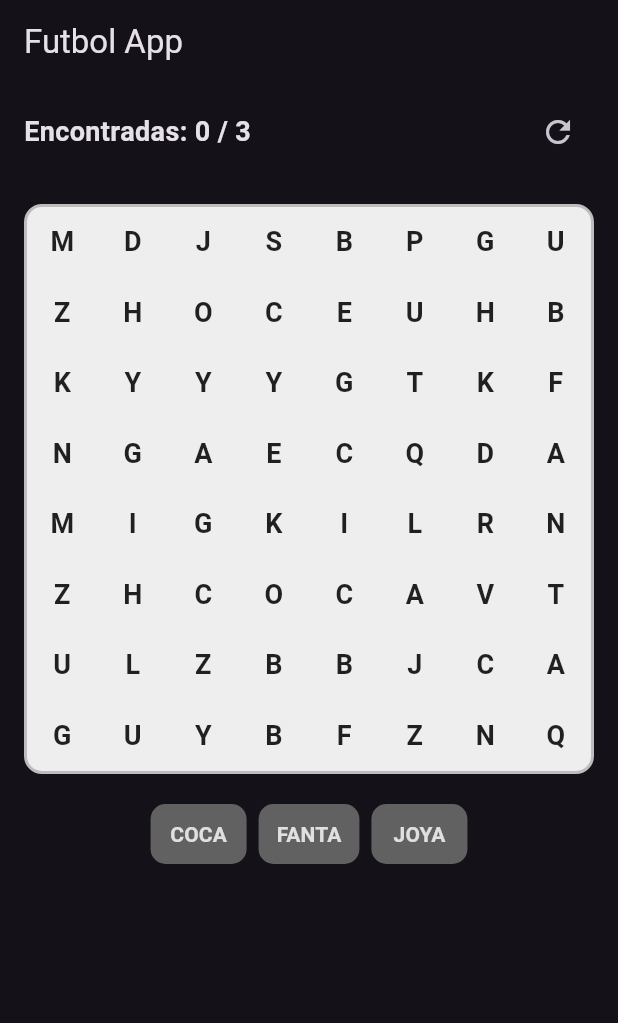
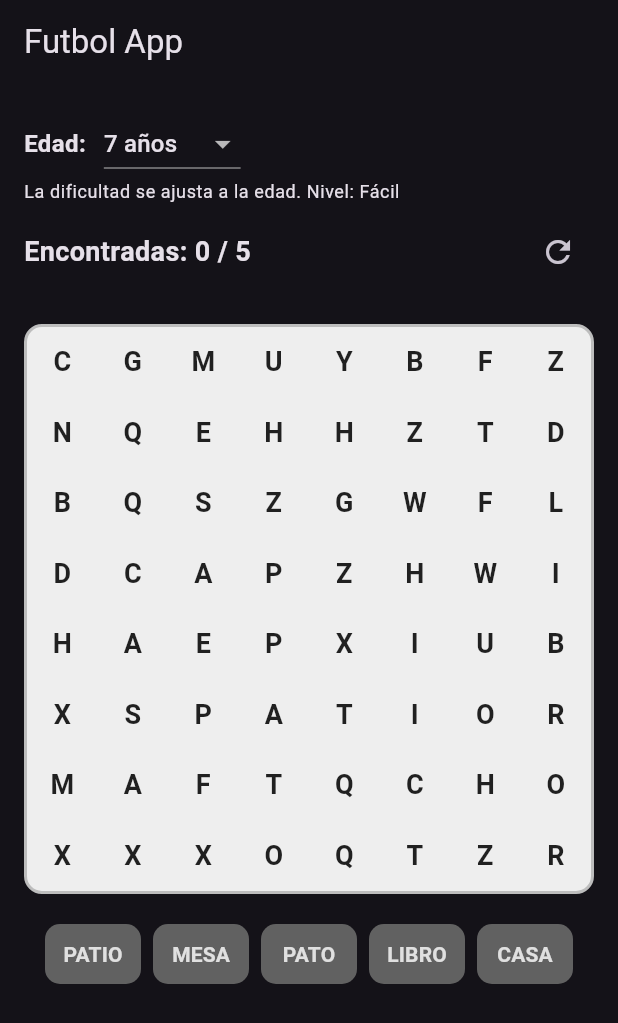
Before and after one commit to RobertoOrona90/flutter-trivia, a Flutter app: the screen it shows after launch, on a phone screen of 412 x 824 dp. Shown: the top 1023 px of the screen. Run offline on Flutter 3.47's test engine with Material 3 defaults, Android fonts, the phone set to English and light mode, and no system bars; our stand-ins replace card_swiper, confetti, dio; network calls fail.

Commit message:
niveles de sopa de letras

```diff
--- /dev/null
+++ b/lib/features/sopa_de_letras/data/banco_palabras_por_edad.dart
@@ -0,0 +1,167 @@
+/// Grupo de palabras pensado para el vocabulario de un rango de edad.
+class GrupoPalabras {
+  const GrupoPalabras({
+    required this.nombre,
+    required this.edadMinima,
+    required this.edadMaxima,
+    required this.largoMinimo,
+    required this.largoMaximo,
+    required this.palabras,
+  });
+
+  final String nombre;
+  final int edadMinima;
+  final int edadMaxima;
+  final int largoMinimo;
+  final int largoMaximo;
+  final List<String> palabras;
+
+  bool incluye(int edad) => edad >= edadMinima && edad <= edadMaxima;
+}
+
+/// Banco de palabras en español, ordenado por edad.
+///
+/// Reglas para agregar palabras (las pruebas las verifican):
+/// - Sin acentos ni Ñ: el tablero solo usa A-Z y así la palabra
+///   se ve igual en la lista y en el tablero.
+/// - Respetar el largo del grupo, para que quepa en su tablero.
+const List<GrupoPalabras> bancoPalabrasPorEdad = [
+  // Niños (hasta 7 años) · tablero 8x8 · palabras básicas de 4 a 5 letras.
+  GrupoPalabras(
+    nombre: 'Niños',
+    edadMinima: 0,
+    edadMaxima: 7,
+    largoMinimo: 4,
+    largoMaximo: 5,
+    palabras: [
+      'CASA',
+      'GATO',
+      'PERRO',
+      'MESA',
+      'LUNA',
+      'PATO',
+      'AGUA',
+      'ROSA',
+      'PERA',
+      'FLOR',
+      'NUBE',
+      'MANO',
+      'BOCA',
+      'PELO',
+      'SAPO',
+      'VACA',
+      'LORO',
+      'TREN',
+      'BARCO',
+      'PLAYA',
+      'CAMA',
+      'SOPA',
+      'QUESO',
+      'MANGO',
+      'CARRO',
+      'LIBRO',
+      'PATIO',
+      'GLOBO',
+      'DEDO',
+      'MONO',
+      'PLATO',
+      'VASO',
+      'LECHE',
+      'FRESA',
+      'OSITO',
+      'SILLA',
+      'PIZZA',
+      'NIDO',
+      'FOCA',
+      'RANA',
+    ],
+  ),
+
+  // Preadolescentes (8 a 12 años) · tablero 10x10 · de 5 a 8 letras.
+  GrupoPalabras(
+    nombre: 'Preadolescentes',
+    edadMinima: 8,
+    edadMaxima: 12,
+    largoMinimo: 5,
+    largoMaximo: 8,
+    palabras: [
+      'ESCUELA',
+      'PLANETA',
+      'VENTANA',
+      'CIUDAD',
+      'CAMINO',
+      'BOSQUE',
+      'CABALLO',
+      'TORTUGA',
+      'CUADERNO',
+      'FAMILIA',
+      'AMIGOS',
+      'DEPORTE',
+      'PINTURA',
+      'VERANO',
+      'INVIERNO',
+      'CEREBRO',
+      'PLANTA',
+      'ESTRELLA',
+      'COCINA',
+      'PELOTA',
+      'NARANJA',
+      'HERMANO',
+      'GUITARRA',
+      'MAESTRO',
+      'PUENTE',
+      'DESIERTO',
+      'MERCADO',
+      'ABUELA',
+      'MAPACHE',
+      'CARTERO',
+      'VIAJERO',
+      'TECLADO',
+      'PAYASO',
+      'CASTILLO',
+    ],
+  ),
+
+  // Adolescentes y adultos (13 años o más) · tablero 12x12 · de 7 a 10 letras.
+  GrupoPalabras(
+    nombre: 'Adolescentes',
+    edadMinima: 13,
+    edadMaxima: 120,
+    largoMinimo: 7,
+    largoMaximo: 10,
+    palabras: [
+      'CIENCIA',
+      'HISTORIA',
+      'LITERATURA',
+      'DEMOCRACIA',
+      'AMBIENTE',
+      'LIBERTAD',
+      'RESPETO',
+      'EMPRESA',
+      'PROYECTO',
+      'SOCIEDAD',
+      'CULTURA',
+      'INVESTIGAR',
+      'ARGUMENTO',
+      'COMUNIDAD',
+      'DERECHOS',
+      'ESFUERZO',
+      'CREATIVO',
+      'DESARROLLO',
+      'UNIVERSO',
+      'PROGRAMAR',
+      'INTERNET',
+      'CIUDADANO',
+      'LIDERAZGO',
+      'EVIDENCIA',
+      'IDENTIDAD',
+      'DIVERSIDAD',
+      'EQUILIBRIO',
+      'VOLUNTARIO',
+      'CONTRATO',
+      'ESTRATEGIA',
+      'AUTOESTIMA',
+      'ESTUDIANTE',
+    ],
+  ),
+];
--- a/lib/features/sopa_de_letras/data/generador_tablero_aleatorio.dart
+++ b/lib/features/sopa_de_letras/data/generador_tablero_aleatorio.dart
@@ -20,22 +20,33 @@ class GeneradorTableroAleatorio implements GeneradorTablero {
   static const _vacio = '-';
 
   @override
-  Tablero generar({
+  TableroGenerado generar({
     required int tamano,
     required List<String> palabras,
     required List<Celda> direcciones,
   }) {
     final matriz = List.generate(tamano, (_) => List.filled(tamano, _vacio));
 
-    for (final palabra in palabras) {
-      _colocar(matriz, palabra, direcciones);
-    }
+    // Las palabras largas primero: es más fácil acomodarlas con el tablero vacío.
+    final ordenadas = [...palabras]
+      ..sort((a, b) => b.length.compareTo(a.length));
+    final colocadas = {
+      for (final palabra in ordenadas)
+        if (_colocar(matriz, palabra, direcciones)) palabra,
+    };
     _rellenar(matriz);
 
-    return Tablero(matriz);
+    return (
+      tablero: Tablero(matriz),
+      // Se respeta el orden original para mostrarlas en la lista.
+      colocadas: [
+        for (final p in palabras)
+          if (colocadas.contains(p)) p
+      ],
+    );
   }
 
-  void _colocar(
+  bool _colocar(
     List<List<String>> matriz,
     String palabra,
     List<Celda> direcciones,
@@ -50,9 +61,10 @@ class GeneradorTableroAleatorio implements GeneradorTablero {
         for (var k = 0; k < palabra.length; k++) {
           matriz[fila + k * dir.x][col + k * dir.y] = palabra[k];
         }
-        return;
+        return true;
       }
     }
+    return false;
   }
 
   bool _cabe(
--- /dev/null
+++ b/lib/features/sopa_de_letras/data/repositorio_palabras_local.dart
@@ -0,0 +1,26 @@
+import 'dart:math';
+
+import '../domain/contracts/repositorio_palabras.dart';
+import 'banco_palabras_por_edad.dart';
+
+/// Toma las palabras del banco local y elige algunas al azar,
+/// así cada partida es diferente.
+class RepositorioPalabrasLocal implements RepositorioPalabras {
+  RepositorioPalabrasLocal({
+    Random? random,
+    this.banco = bancoPalabrasPorEdad,
+  }) : _random = random ?? Random();
+
+  final Random _random;
+  final List<GrupoPalabras> banco;
+
+  @override
+  List<String> palabrasParaEdad(int edad, {required int cantidad}) {
+    final grupo = banco.firstWhere(
+      (g) => g.incluye(edad),
+      // Fuera de rango: el grupo más cercano (primero o último).
+      orElse: () => edad < banco.first.edadMinima ? banco.first : banco.last,
+    );
+    return ([...grupo.palabras]..shuffle(_random)).take(cantidad).toList();
+  }
+}
--- a/lib/features/sopa_de_letras/domain/contracts/generador_tablero.dart
+++ b/lib/features/sopa_de_letras/domain/contracts/generador_tablero.dart
@@ -1,9 +1,13 @@
 import '../entities/celda.dart';
 import '../entities/tablero.dart';
 
+/// Resultado de generar un tablero: el tablero y las palabras que sí
+/// se lograron colocar (puede faltar alguna si no hubo espacio).
+typedef TableroGenerado = ({Tablero tablero, List<String> colocadas});
+
 /// Contrato para construir un tablero con las palabras colocadas (DIP).
 abstract interface class GeneradorTablero {
-  Tablero generar({
+  TableroGenerado generar({
     required int tamano,
     required List<String> palabras,
     required List<Celda> direcciones,
--- /dev/null
+++ b/lib/features/sopa_de_letras/domain/contracts/repositorio_palabras.dart
@@ -0,0 +1,6 @@
+/// Contrato para obtener palabras acordes al vocabulario de una edad (DIP).
+/// Hoy se implementa con listas locales; mañana podría ser una API.
+abstract interface class RepositorioPalabras {
+  /// Devuelve hasta [cantidad] palabras al azar para la [edad] indicada.
+  List<String> palabrasParaEdad(int edad, {required int cantidad});
+}
--- a/lib/features/sopa_de_letras/domain/entities/dificultad_sopa.dart
+++ b/lib/features/sopa_de_letras/domain/entities/dificultad_sopa.dart
@@ -7,6 +7,7 @@ import 'celda.dart';
 enum DificultadSopa {
   facil(
     tamanoTablero: 8,
+    cantidadPalabras: 5,
     direcciones: [
       Direccion.derecha,
       Direccion.abajo,
@@ -14,6 +15,7 @@ enum DificultadSopa {
   ),
   media(
     tamanoTablero: 10,
+    cantidadPalabras: 6,
     direcciones: [
       Direccion.derecha,
       Direccion.abajo,
@@ -23,15 +25,20 @@ enum DificultadSopa {
   ),
   dificil(
     tamanoTablero: 12,
+    cantidadPalabras: 7,
     direcciones: Direccion.todas,
   );
 
   const DificultadSopa({
     required this.tamanoTablero,
+    required this.cantidadPalabras,
     required this.direcciones,
   });
 
   final int tamanoTablero;
+
+  /// Cuántas palabras se esconden en cada partida.
+  final int cantidadPalabras;
   final List<Celda> direcciones;
 
   /// Determina la dificultad recomendada según la edad del jugador.
--- a/lib/features/sopa_de_letras/domain/usecases/generar_sopa.dart
+++ b/lib/features/sopa_de_letras/domain/usecases/generar_sopa.dart
@@ -20,11 +20,16 @@ class GenerarSopa {
     required DificultadSopa dificultad,
   }) {
     final objetivos = _prepararObjetivos(palabras, tamanoMaximo: tamano);
-    final tablero = _generador.generar(
+    final generado = _generador.generar(
       tamano: tamano,
       palabras: objetivos,
       direcciones: dificultad.direcciones,
     );
-    return SopaDeLetras(tablero: tablero, objetivos: objetivos);
+    // Solo se piden las palabras que realmente quedaron en el tablero,
+    // para que la partida siempre se pueda completar.
+    return SopaDeLetras(
+      tablero: generado.tablero,
+      objetivos: generado.colocadas,
+    );
   }
 }
--- /dev/null
+++ b/lib/features/sopa_de_letras/domain/usecases/obtener_palabras_por_edad.dart
@@ -0,0 +1,18 @@
+import '../contracts/repositorio_palabras.dart';
+import '../entities/dificultad_sopa.dart';
+
+/// Elige las palabras de una partida según la edad del jugador.
+/// La cantidad la define la dificultad que corresponde a esa edad.
+class ObtenerPalabrasPorEdad {
+  const ObtenerPalabrasPorEdad(this._repositorio);
+
+  final RepositorioPalabras _repositorio;
+
+  List<String> call(int edad) {
+    final dificultad = DificultadSopa.porEdad(edad);
+    return _repositorio.palabrasParaEdad(
+      edad,
+      cantidad: dificultad.cantidadPalabras,
+    );
+  }
+}
--- /dev/null
+++ b/lib/features/sopa_de_letras/presentation/atomic_design/molecules/selector_edad.dart
@@ -0,0 +1,65 @@
+import 'package:flutter/material.dart';
+
+import '../../../domain/entities/dificultad_sopa.dart';
+
+/// Molécula: selector de edad con una nota breve que explica
+/// que la dificultad depende de la edad.
+class SelectorEdad extends StatelessWidget {
+  const SelectorEdad({
+    super.key,
+    required this.edad,
+    required this.onChanged,
+    this.edadMinima = 4,
+    this.edadMaxima = 15,
+  });
+
+  final int edad;
+  final ValueChanged<int> onChanged;
+  final int edadMinima;
+  final int edadMaxima;
+
+  static String _nombreDificultad(DificultadSopa d) => switch (d) {
+        DificultadSopa.facil => 'Fácil',
+        DificultadSopa.media => 'Media',
+        DificultadSopa.dificil => 'Difícil',
+      };
+
+  @override
+  Widget build(BuildContext context) {
+    final dificultad = DificultadSopa.porEdad(edad);
+    final estiloNota = Theme.of(context).textTheme.bodySmall;
+
+    return Column(
+      crossAxisAlignment: CrossAxisAlignment.start,
+      children: [
+        Row(
+          children: [
+            const Text(
+              'Edad:',
+              style: TextStyle(fontSize: 16, fontWeight: FontWeight.bold),
+            ),
+            const SizedBox(width: 12),
+            DropdownButton<int>(
+              value: edad,
+              items: [
+                for (var e = edadMinima; e <= edadMaxima; e++)
+                  DropdownMenuItem(
+                    value: e,
+                    child: Text(e == edadMaxima ? '$e+ años' : '$e años'),
+                  ),
+              ],
+              onChanged: (valor) {
+                if (valor != null) onChanged(valor);
+              },
+            ),
+          ],
+        ),
+        Text(
+          'La dificultad se ajusta a la edad. '
+          'Nivel: ${_nombreDificultad(dificultad)}',
+          style: estiloNota,
+        ),
+      ],
+    );
+  }
+}
--- /dev/null
+++ b/lib/features/sopa_de_letras/presentation/pages/sopa_de_letras_por_edad_page.dart
@@ -0,0 +1,75 @@
+import 'package:flutter/material.dart';
+
+import '../../data/repositorio_palabras_local.dart';
+import '../../domain/entities/dificultad_sopa.dart';
+import '../../domain/usecases/obtener_palabras_por_edad.dart';
+import '../atomic_design/molecules/selector_edad.dart';
+import 'sopa_de_letras_widget.dart';
+
+/// Página: el jugador elige su edad y el tablero se ajusta
+/// automáticamente (dificultad, tamaño y vocabulario).
+class SopaDeLetrasPorEdadPage extends StatefulWidget {
+  const SopaDeLetrasPorEdadPage({
+    super.key,
+    this.palabras,
+    this.edadInicial = 7,
+    this.obtenerPalabras,
+  });
+
+  /// Palabras fijas. Si es `null`, se eligen del banco según la edad.
+  final List<String>? palabras;
+  final int edadInicial;
+
+  /// Opcional: inyecta otra fuente de palabras (p. ej. en pruebas).
+  final ObtenerPalabrasPorEdad? obtenerPalabras;
+
+  @override
+  State<SopaDeLetrasPorEdadPage> createState() =>
+      _SopaDeLetrasPorEdadPageState();
+}
+
+class _SopaDeLetrasPorEdadPageState extends State<SopaDeLetrasPorEdadPage> {
+  late final ObtenerPalabrasPorEdad _obtenerPalabras = widget.obtenerPalabras ??
+      ObtenerPalabrasPorEdad(RepositorioPalabrasLocal());
+
+  late int _edad = widget.edadInicial;
+  late List<String> _palabras = _elegirPalabras();
+
+  /// Cambia en cada partida nueva para que el tablero se genere de cero.
+  int _partida = 0;
+
+  List<String> _elegirPalabras() => widget.palabras ?? _obtenerPalabras(_edad);
+
+  void _nuevaPartida({int? edad}) {
+    setState(() {
+      _edad = edad ?? _edad;
+      _palabras = _elegirPalabras();
+      _partida++;
+    });
+  }
+
+  @override
+  Widget build(BuildContext context) {
+    final dificultad = DificultadSopa.porEdad(_edad);
+
+    return Column(
+      mainAxisSize: MainAxisSize.min,
+      children: [
+        Padding(
+          padding: const EdgeInsets.fromLTRB(16, 16, 16, 0),
+          child: SelectorEdad(
+            edad: _edad,
+            onChanged: (edad) => _nuevaPartida(edad: edad),
+          ),
+        ),
+        SopaDeLetrasWidget(
+          key: ValueKey(_partida),
+          palabras: _palabras,
+          dificultad: dificultad,
+          gridSize: dificultad.tamanoTablero,
+          onNuevaPartida: _nuevaPartida,
+        ),
+      ],
+    );
+  }
+}
--- a/lib/features/sopa_de_letras/presentation/pages/sopa_de_letras_widget.dart
+++ b/lib/features/sopa_de_letras/presentation/pages/sopa_de_letras_widget.dart
@@ -21,6 +21,7 @@ class SopaDeLetrasWidget extends StatefulWidget {
     required this.palabras,
     this.dificultad = DificultadSopa.media,
     this.controller,
+    this.onNuevaPartida,
   });
 
   final int gridSize;
@@ -29,6 +30,10 @@ class SopaDeLetrasWidget extends StatefulWidget {
 
   /// Opcional: inyecta un controlador propio (p. ej. en pruebas).
   final SopaDeLetrasController? controller;
+
+  /// Opcional: qué hacer al pedir un tablero nuevo (p. ej. cambiar las
+  /// palabras). Si es `null`, se reacomodan las mismas palabras.
+  final VoidCallback? onNuevaPartida;
 
   @override
   State<SopaDeLetrasWidget> createState() => _SopaDeLetrasWidgetState();
@@ -91,11 +96,12 @@ class _SopaDeLetrasWidgetState extends State<SopaDeLetrasWidget> {
       listenable: _controller,
       builder: (context, _) {
         final c = _controller;
+        final nuevaPartida = widget.onNuevaPartida ?? c.reiniciar;
         return SopaDeLetrasTemplate(
           encabezado: EncabezadoSopa(
             encontradas: c.encontradas.length,
             total: c.sopa.objetivos.length,
-            onReiniciar: c.reiniciar,
+            onReiniciar: nuevaPartida,
           ),
           tablero: TableroInteractivo(
             tablero: c.sopa.tablero,
@@ -109,9 +115,7 @@ class _SopaDeLetrasWidgetState extends State<SopaDeLetrasWidget> {
             palabras: c.sopa.objetivos,
             encontradas: c.encontradas,
           ),
-          pie: c.completado
-              ? BotonJugarDeNuevo(onPressed: c.reiniciar)
-              : null,
+          pie: c.completado ? BotonJugarDeNuevo(onPressed: nuevaPartida) : null,
         );
       },
     );
--- a/lib/features/sopa_de_letras/sopa_de_letras.dart
+++ b/lib/features/sopa_de_letras/sopa_de_letras.dart
@@ -3,4 +3,5 @@ library;
 
 export 'domain/entities/dificultad_sopa.dart';
 export 'presentation/controller/sopa_de_letras_controller.dart';
+export 'presentation/pages/sopa_de_letras_por_edad_page.dart';
 export 'presentation/pages/sopa_de_letras_widget.dart';
--- a/lib/main.dart
+++ b/lib/main.dart
@@ -10,10 +10,6 @@ class MyApp extends StatelessWidget {
 
   @override
   Widget build(BuildContext context) {
-    const edadUsuario = 7;
-    final dificultad = dificultadPorEdad(edadUsuario);
-    final gridSize = tamanoTableroPorDificultad(dificultad);
-
     return MultiProvider(
         providers: [
           ChangeNotifierProvider(
@@ -27,12 +23,8 @@ class MyApp extends StatelessWidget {
             appBar: AppBar(
               title: const Text('Futbol App '),
             ),
-            body: SingleChildScrollView(
-              child: SopaDeLetrasWidget(
-                gridSize: gridSize,
-                dificultad: dificultad,
-                palabras: const ['COCA', 'FANTA', 'JOYA'],
-              ),
+            body: const SingleChildScrollView(
+              child: SopaDeLetrasPorEdadPage(),
             ),
           ),
         ));
```
Also changed, not shown: 1 other file.
